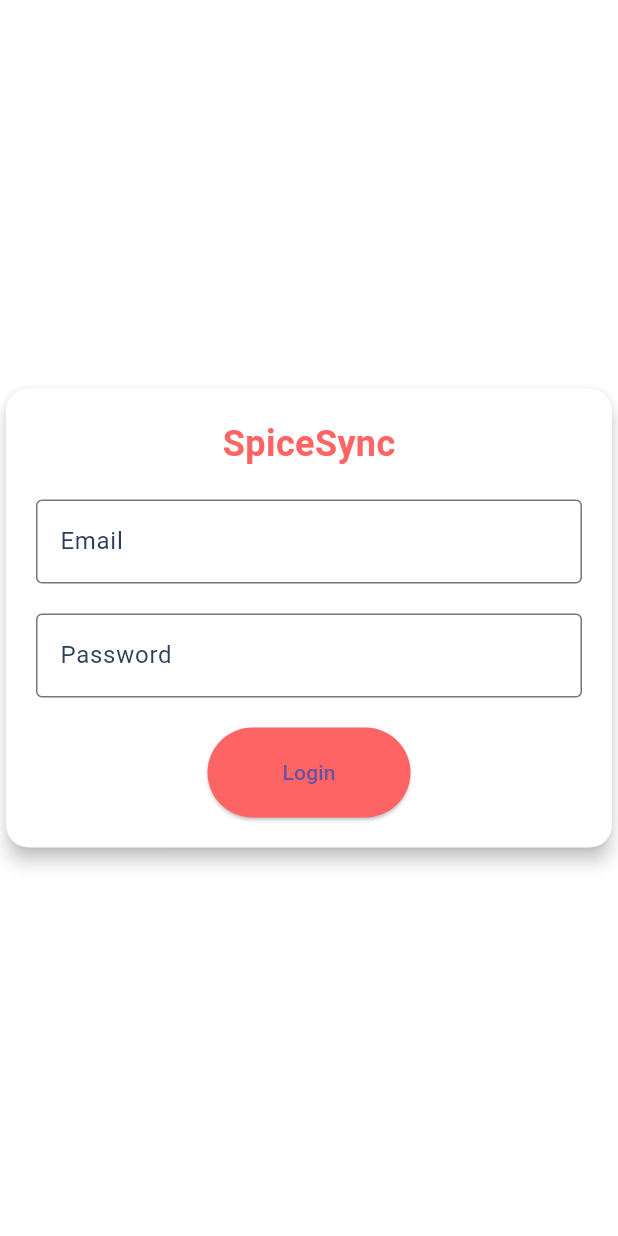
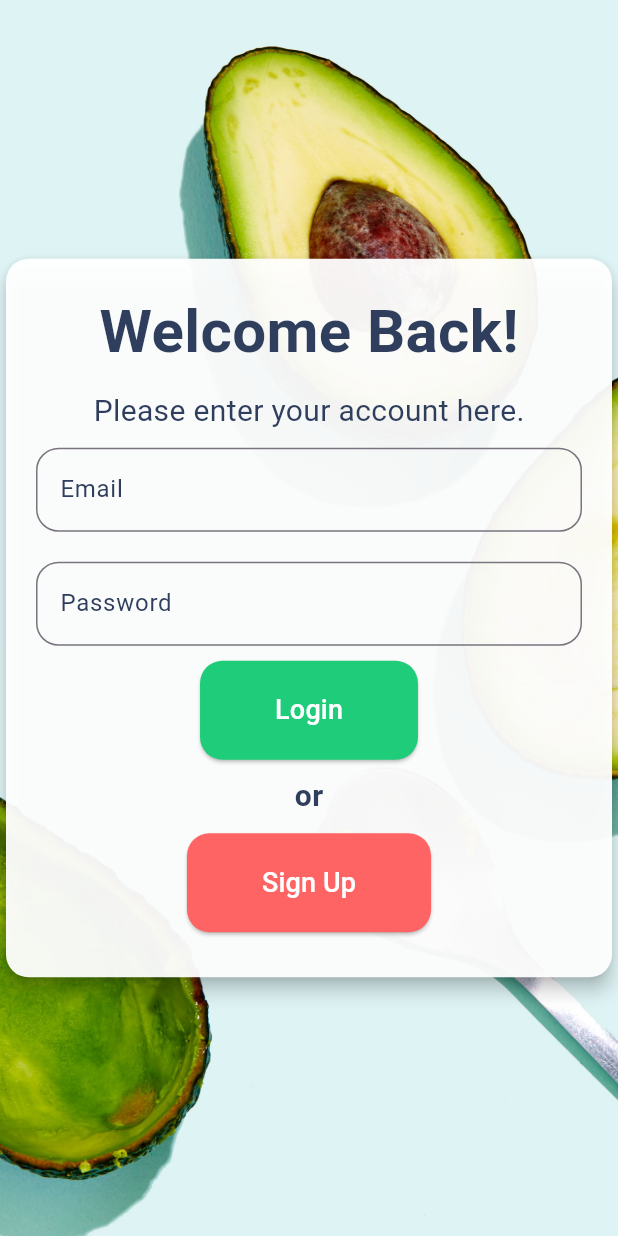
Before and after one commit to nitou2504/spicesync, a Flutter app: the LoginScreen screen opened by its route, on a phone screen of 412 x 824 dp. Run offline on Flutter 3.47's test engine with Material 3 defaults, Android fonts, the phone set to English and light mode, and no system bars; missing offline and left inert: mysql_client.

Commit message:
login screen

```diff
--- a/spicesync_fronted/lib/screens/login.dart
+++ b/spicesync_fronted/lib/screens/login.dart
@@ -1,78 +1,133 @@
+// ignore_for_file: prefer_const_constructors
+
 import 'package:flutter/material.dart';
-import '/config/colors.dart'; // Assuming you have a file for your color configurations
+import '/config/colors.dart'; // Import your color configuration
+import '/screens/routes.dart'; // Import your routes configuration
 
 class LoginScreen extends StatelessWidget {
   @override
   Widget build(BuildContext context) {
     return Scaffold(
-      backgroundColor: Colors.white, // Set the background color to white
-      body: Center(
+      backgroundColor: Colors.white,
+      body: Stack(
+        children: [
+          Container(
+            decoration: BoxDecoration(
+              image: DecorationImage(
+                image: AssetImage('assets/images/welcome.jpg'),
+                fit: BoxFit.cover,
+              ),
+            ),
+          ),
+          Center(
             child: Card(
               shape: RoundedRectangleBorder(
                 borderRadius: BorderRadius.circular(15.0),
               ),
-          color: Colors.white, // Ensure the card color is also white
+              color: Colors.white.withOpacity(0.95),
               elevation: 5.0,
               child: Padding(
                 padding: EdgeInsets.all(20.0),
                 child: Column(
                   mainAxisSize: MainAxisSize.min,
                   children: [
-                // Your logo or title here
+                    // Welcome message
                     Text(
-                  'SpiceSync',
-                  style: TextStyle(
-                    fontSize: 24.0,
-                    fontWeight: FontWeight.bold,
-                    color: AppColors.secondaryColor, // Assuming you have a secondary color
+                      'Welcome Back!',
+                      style: TextStyle(fontSize: 40, fontWeight: FontWeight.bold, color: AppColors.textColor), // Updated color
                     ),
+
+                    SizedBox(height: 10.0), // Increased space
+                    Text(
+                      'Please enter your account here.',
+                      style: TextStyle(fontSize: 20, color: AppColors.textColor), // Updated color
                     ),
-                SizedBox(height: 20.0), // Space between the title and the email field
+
+                    SizedBox(height: 10.0), // Increased space
 
                     // Email field
                     TextFormField(
                       decoration: InputDecoration(
                         labelText: 'Email',
-                    labelStyle: TextStyle(color: AppColors.textColor), // Assuming you have a text color
-                    border: OutlineInputBorder(),
+                        labelStyle: TextStyle(color: AppColors.textColor),
+                        border: OutlineInputBorder(
+                          borderRadius: BorderRadius.circular(15.0),
+                          borderSide: BorderSide(color: Colors.white),
+                        ),
                         focusedBorder: OutlineInputBorder(
-                      borderSide: BorderSide(color: AppColors.secondaryColor),
+                          borderRadius: BorderRadius.circular(15.0),
+                          borderSide: BorderSide(color: AppColors.primaryColor),
                         ),
                       ),
                     ),
-                SizedBox(height: 20.0), // Space between the email field and the password field
+                    SizedBox(height: 20.0),
 
                     // Password field
                     TextFormField(
                       decoration: InputDecoration(
                         labelText: 'Password',
                         labelStyle: TextStyle(color: AppColors.textColor),
-                    border: OutlineInputBorder(),
+                        border: OutlineInputBorder(
+                          borderRadius: BorderRadius.circular(15.0),
+                          borderSide: BorderSide(color: Colors.white),
+                        ),
                         focusedBorder: OutlineInputBorder(
-                      borderSide: BorderSide(color: AppColors.secondaryColor),
+                          borderRadius: BorderRadius.circular(15.0),
+                          borderSide: BorderSide(color: AppColors.primaryColor),
+                        ),
+                        // obscureText: true,
                       ),
                     ),
-                  obscureText: true,
-                ),
-                SizedBox(height: 20.0), // Space between the password field and the login button
+                    SizedBox(height: 10.0),
 
                     // Login button
                     ElevatedButton(
                       onPressed: () {
-                    // Handle login logic here
+
                       },
-                  child: Text('Login'),
+                      child: Text('Login', style: TextStyle(color: Colors.white, fontSize: 18)), // Adjusted text size
                       style: ElevatedButton.styleFrom(
-                    backgroundColor: AppColors.secondaryColor, // Assuming you have a secondary color
-                    // onPrimary: Colors.white,
+                        backgroundColor: AppColors.primaryColor,
                         padding: EdgeInsets.symmetric(horizontal: 50, vertical: 20),
+                        shape: RoundedRectangleBorder(
+                          borderRadius: BorderRadius.circular(15.0),
                         ),
                       ),
+                    ),
+
+                    SizedBox(height: 10.0),
+
+                    // Or text above Sign Up button
+                    Text(
+                      'or',
+                      style: TextStyle(fontSize: 20, fontWeight: FontWeight.bold, color: AppColors.textColor), // Updated color
+                    ),
+                    SizedBox(height: 10.0),
+
+                    // Sign Up button
+                    ElevatedButton(
+                      onPressed: () {
+                        // Handle sign up logic here
+                      },
+                      child: Text('Sign Up', style: TextStyle(color: Colors.white, fontSize: 18)), // Adjusted text size
+                      style: ElevatedButton.styleFrom(
+                        backgroundColor: AppColors.secondaryColor,
+                        padding: EdgeInsets.symmetric(horizontal: 50, vertical: 20),
+                        shape: RoundedRectangleBorder(
+                          borderRadius: BorderRadius.circular(15.0),
+                        ),
+                      ),
+                    ),
+                    SizedBox(height: 10.0),
+
+
                   ],
                 ),
               ),
             ),
           ),
+        ],
+      ),
     );
   }
 }
--- a/spicesync_fronted/lib/screens/welcome.dart
+++ b/spicesync_fronted/lib/screens/welcome.dart
@@ -25,7 +25,7 @@ class WelcomeScreen extends StatelessWidget {
               child: Container(
                 padding: EdgeInsets.all(5.0),
                 child: Card(
-                  color: Colors.white.withOpacity(0.9),
+                  color: Colors.white.withOpacity(0.95),
                   child: Column(
                     mainAxisSize: MainAxisSize.min, // Content doesn't overflow
                     children: [
```
Lines whose indentation alone changed are shown as unchanged.
